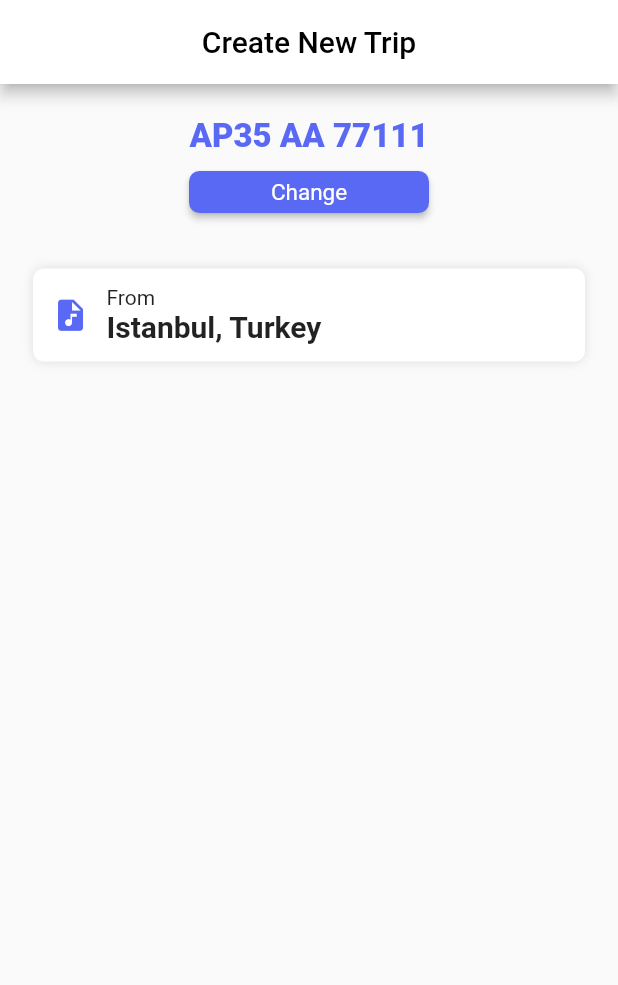
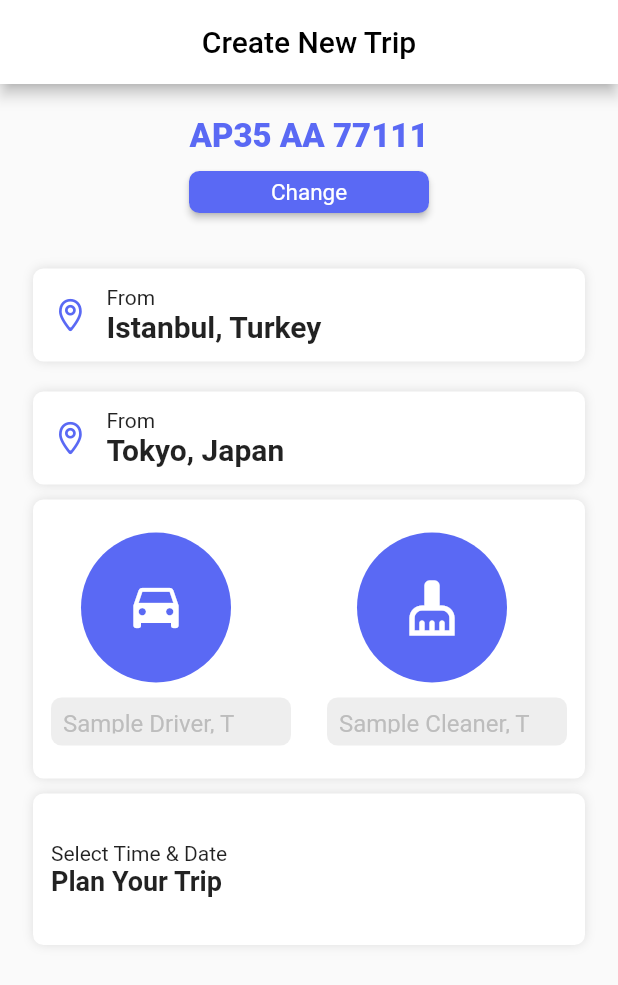
Before and after one commit to Akib7/trip_app, a Flutter app: the screen it shows after launch, on a phone screen of 412 x 824 dp. Shown: the top 985 px of the screen. Run offline on Flutter 3.47's test engine with Material 2 defaults, Android fonts, the phone set to English and light mode, and no system bars.

Commit message:
added the second last container

```diff
--- a/lib/my_home_page.dart
+++ b/lib/my_home_page.dart
@@ -1,7 +1,9 @@
+import 'package:flutter/cupertino.dart';
 import 'package:flutter/material.dart';
 import 'package:trip_app/constants.dart';
 
 import 'widget/destination.dart';
+import 'widget/driverContainer.dart';
 
 class MyHomePage extends StatefulWidget {
   const MyHomePage({
@@ -26,7 +28,9 @@ class _MyHomePageState extends State<MyHomePage> {
         ),
       ),
       body: Center(
-        child: Column(
+        child: ListView(
+          children: [
+            Column(
               mainAxisAlignment: MainAxisAlignment.start,
               children: <Widget>[
                 const SizedBox(
@@ -59,9 +63,84 @@ class _MyHomePageState extends State<MyHomePage> {
                 const Padding(
                   padding: EdgeInsets.symmetric(horizontal: 22, vertical: 5),
                   child: DestinationBar(
-                icon: Icons.audio_file,
+                    icon: CupertinoIcons.placemark,
                     place: 'Istanbul, Turkey',
                   ),
+                ),
+                const SizedBox(
+                  height: 10,
+                ),
+                const Padding(
+                  padding: EdgeInsets.symmetric(horizontal: 22, vertical: 5),
+                  child: DestinationBar(
+                    icon: CupertinoIcons.placemark,
+                    place: 'Tokyo, Japan',
+                  ),
+                ),
+                Padding(
+                  padding:
+                      const EdgeInsets.symmetric(horizontal: 22, vertical: 5),
+                  child: Container(
+                    padding: const EdgeInsets.symmetric(
+                        horizontal: 12, vertical: 22),
+                    decoration: BoxDecoration(
+                        boxShadow: [
+                          BoxShadow(
+                            color: Colors.grey.withOpacity(0.3), //New
+                            blurRadius: 5.0,
+                          )
+                        ],
+                        color: Colors.white,
+                        borderRadius: BorderRadius.circular(7.0)),
+                    child: Row(
+                      mainAxisAlignment: MainAxisAlignment.spaceBetween,
+                      children: const [
+                        DriverContainer(
+                          icon: Icons.drive_eta,
+                          text: 'Sample Driver, T',
+                        ),
+                        DriverContainer(
+                          icon: Icons.cleaning_services,
+                          text: 'Sample Cleaner, T',
+                        ),
+                      ],
+                    ),
+                  ),
+                ),
+                Padding(
+                  padding:
+                      const EdgeInsets.symmetric(horizontal: 22, vertical: 5),
+                  child: Container(
+                    padding: const EdgeInsets.symmetric(
+                        horizontal: 12, vertical: 32),
+                    decoration: BoxDecoration(
+                      boxShadow: [
+                        BoxShadow(
+                          color: Colors.grey.withOpacity(0.3), //New
+                          blurRadius: 5.0,
+                        )
+                      ],
+                      color: Colors.white,
+                      borderRadius: BorderRadius.circular(7.0),
+                    ),
+                    child: Row(
+                      children: [
+                        Column(
+                          crossAxisAlignment: CrossAxisAlignment.start,
+                          children: const [
+                            Text('Select Time & Date'),
+                            Text(
+                              'Plan Your Trip',
+                              style: TextStyle(
+                                  fontSize: 18, fontWeight: FontWeight.bold),
+                            )
+                          ],
+                        )
+                      ],
+                    ),
+                  ),
+                )
+              ],
             ),
           ],
         ),
--- a/lib/widget/destination.dart
+++ b/lib/widget/destination.dart
@@ -34,7 +34,8 @@ class DestinationBar extends StatelessWidget {
               const Text('From'),
               Text(
                 place,
-                style: TextStyle(fontSize: 20, fontWeight: FontWeight.bold),
+                style:
+                    const TextStyle(fontSize: 20, fontWeight: FontWeight.bold),
               )
             ],
           )
--- /dev/null
+++ b/lib/widget/driverContainer.dart
@@ -0,0 +1,53 @@
+import 'package:flutter/material.dart';
+
+import '../constants.dart';
+
+class DriverContainer extends StatelessWidget {
+  final IconData icon;
+  final String text;
+  const DriverContainer({Key? key, required this.icon, required this.text})
+      : super(key: key);
+
+  @override
+  Widget build(BuildContext context) {
+    return Column(
+      crossAxisAlignment: CrossAxisAlignment.start,
+      children: [
+        Padding(
+          padding: const EdgeInsets.symmetric(horizontal: 20.0),
+          child: Container(
+            height: 100,
+            width: 100,
+            decoration: BoxDecoration(
+                color: app_color, borderRadius: BorderRadius.circular(50.0)),
+            child: Icon(
+              icon,
+              color: Colors.white,
+              size: 40,
+            ),
+          ),
+        ),
+        const SizedBox(
+          height: 10,
+        ),
+        Container(
+          height: 32,
+          width: 160,
+          decoration: BoxDecoration(
+              color: Colors.grey.shade200,
+              borderRadius: BorderRadius.circular(7.0)),
+          child: Padding(
+            padding: const EdgeInsets.all(8.0),
+            child: Text(
+              text,
+              style: TextStyle(
+                fontSize: 16,
+                color: Colors.grey.shade400,
+              ),
+            ),
+          ),
+        ),
+      ],
+    );
+  }
+}
--- a/pubspec.yaml
+++ b/pubspec.yaml
@@ -58,9 +58,8 @@ flutter:
   uses-material-design: true
 
   # To add assets to your application, add an assets section, like this:
-  # assets:
-  #   - images/a_dot_burr.jpeg
-  #   - images/a_dot_ham.jpeg
+  assets:
+    - assets/
 
   # An image asset can refer to one or more resolution-specific "variants", see
   # https://flutter.dev/assets-and-images/#resolution-aware
```
Lines whose indentation alone changed are shown as unchanged.
